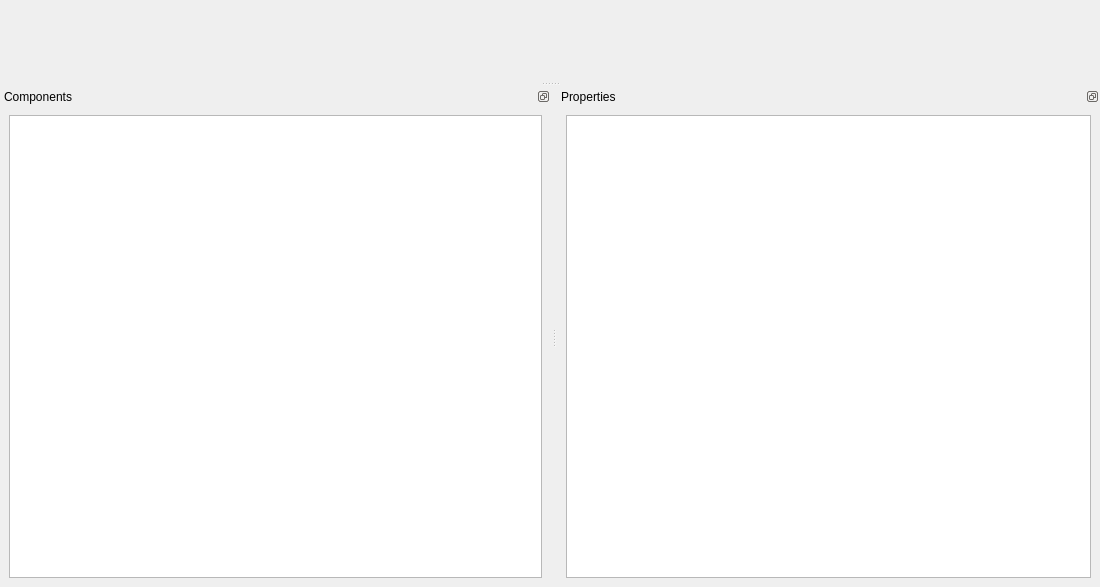
Above: src/window/ui/editor.ui from aibolem/TeleScore before the change. Below: the same form after it.
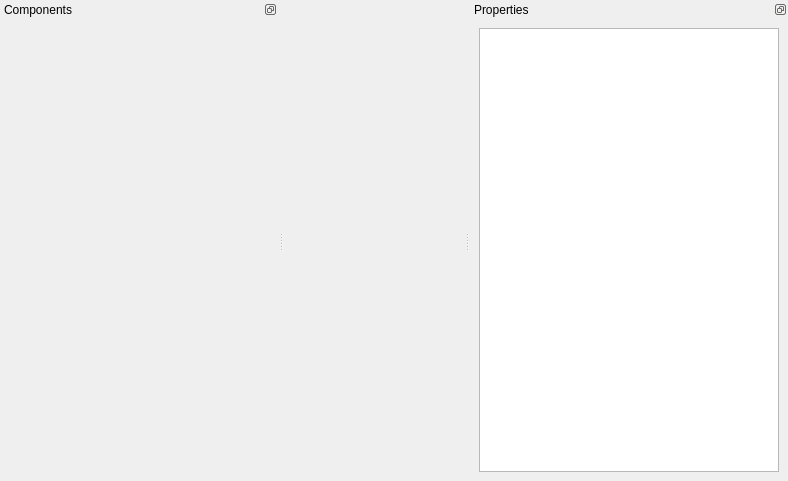
That is the form after the change.

Diff of the .ui file:
```diff
--- a/src/window/ui/editor.ui
+++ b/src/window/ui/editor.ui
@@ -6,8 +6,8 @@
    <rect>
     <x>0</x>
     <y>0</y>
-    <width>1100</width>
-    <height>587</height>
+    <width>788</width>
+    <height>481</height>
    </rect>
   </property>
   <property name="windowTitle">
@@ -39,7 +39,7 @@
    <property name="minimumSize">
     <size>
      <width>278</width>
-     <height>500</height>
+     <height>42</height>
     </size>
    </property>
    <property name="styleSheet">
@@ -52,24 +52,19 @@
     <string>Components</string>
    </property>
    <attribute name="dockWidgetArea">
-    <number>8</number>
+    <number>1</number>
    </attribute>
-   <widget class="QWidget" name="dockWidgetContents_6">
-    <layout class="QGridLayout" name="gridLayout_2">
-     <item row="0" column="0">
-      <widget class="QListWidget" name="listWidget">
-       <property name="sizePolicy">
-        <sizepolicy hsizetype="MinimumExpanding" vsizetype="MinimumExpanding">
-         <horstretch>0</horstretch>
-         <verstretch>0</verstretch>
-        </sizepolicy>
-       </property>
-      </widget>
-     </item>
-    </layout>
+   <widget class="QWidget" name="compDockContents">
+    <layout class="QGridLayout" name="gridLayout_2"/>
    </widget>
   </widget>
-  <widget class="QDockWidget" name="dockWidget_8">
+  <widget class="QDockWidget" name="propDock">
+   <property name="minimumSize">
+    <size>
+     <width>318</width>
+     <height>113</height>
+    </size>
+   </property>
    <property name="styleSheet">
     <string notr="true"/>
    </property>
@@ -80,12 +75,25 @@
     <string>Properties</string>
    </property>
    <attribute name="dockWidgetArea">
-    <number>8</number>
+    <number>2</number>
    </attribute>
    <widget class="QWidget" name="dockWidgetContents_8">
     <layout class="QGridLayout" name="gridLayout_3">
      <item row="0" column="0">
-      <widget class="QTableWidget" name="tableWidget"/>
+      <widget class="QTableWidget" name="tableWidget">
+       <property name="minimumSize">
+        <size>
+         <width>250</width>
+         <height>0</height>
+        </size>
+       </property>
+       <property name="baseSize">
+        <size>
+         <width>0</width>
+         <height>0</height>
+        </size>
+       </property>
+      </widget>
      </item>
     </layout>
    </widget>
```
Left out of the diff: 5 changed lines with no effect on the pictures.
